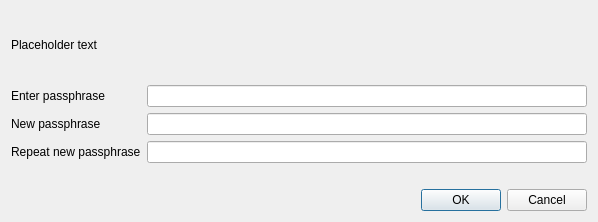
Qt form src/qt/forms/askpassphrasedialog.ui (iobond/aib) before a commit.
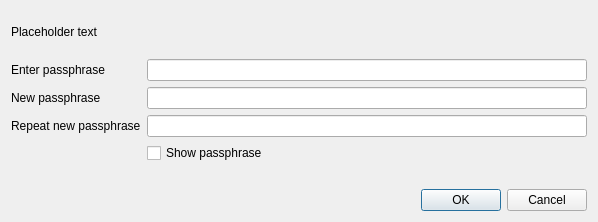
The same form after that commit.

The edit to the form file:
```diff
--- a/src/qt/forms/askpassphrasedialog.ui
+++ b/src/qt/forms/askpassphrasedialog.ui
@@ -93,6 +93,13 @@
       </widget>
      </item>
      <item row="3" column="1">
+      <widget class="QCheckBox" name="toggleShowPasswordButton">
+       <property name="text">
+        <string>Show passphrase</string>
+       </property>
+      </widget>
+     </item>
+     <item row="4" column="1">
       <widget class="QLabel" name="capsLabel">
        <property name="font">
         <font>
```
